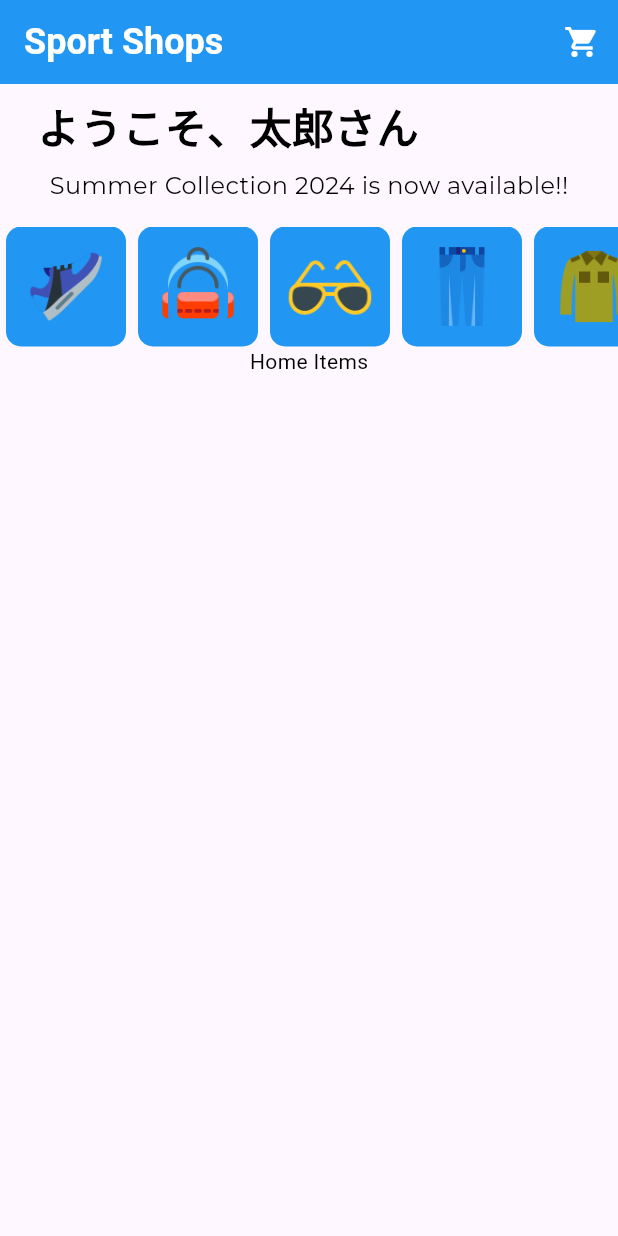
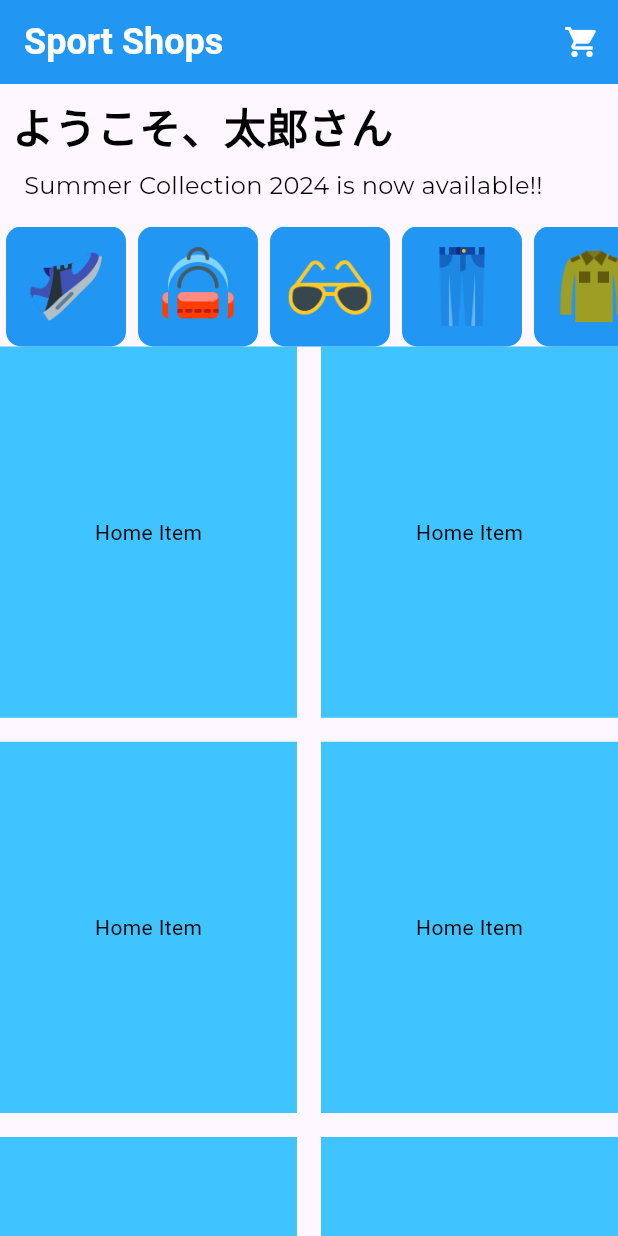
Before and after one commit to yukimiyake0607/ecshop_riverpod, a Flutter app: the screen it shows after launch, on a phone screen of 412 x 824 dp. Run offline on Flutter 3.47's test engine with Material 3 defaults, Android fonts, the phone set to English and light mode, and no system bars; our stand-ins replace google_fonts.

Commit message:
add: home_screenにSliverを追加
refs home_item_categoriesとitemsが両方スクロールできるようにするため

```diff
--- a/lib/screens/home_screen/home_header.dart
+++ b/lib/screens/home_screen/home_header.dart
@@ -6,7 +6,8 @@ class HomeHeader extends StatelessWidget {
 
   @override
   Widget build(BuildContext context) {
-    return Padding(
+    return SliverToBoxAdapter(
+      child: Padding(
         padding: const EdgeInsets.all(8.0),
         child: Column(
           crossAxisAlignment: CrossAxisAlignment.start,
@@ -29,6 +30,7 @@ class HomeHeader extends StatelessWidget {
             ),
           ],
         ),
+      ),
     );
   }
 }
--- a/lib/screens/home_screen/home_item_categories.dart
+++ b/lib/screens/home_screen/home_item_categories.dart
@@ -14,7 +14,8 @@ class HomeItemCategories extends StatelessWidget {
 
   @override
   Widget build(BuildContext context) {
-    return Container(
+    return SliverToBoxAdapter(
+      child: Container(
         height: 80,
         child: ListView(
           scrollDirection: Axis.horizontal,
@@ -41,6 +42,7 @@ class HomeItemCategories extends StatelessWidget {
               )
               .toList(),
         ),
+      ),
     );
   }
 }
--- a/lib/screens/home_screen/home_screen.dart
+++ b/lib/screens/home_screen/home_screen.dart
@@ -18,8 +18,8 @@ class HomeScreen extends StatelessWidget {
           ),
         ],
       ),
-      body: Column(
-        children: [
+      body: const CustomScrollView(
+        slivers: [
           HomeHeader(),
           HomeItemCategories(),
           HomeItems(),
```
Also changed, not shown: lib/screens/home_screen/home_items.dart (+18 -1 lines). Lines whose indentation alone changed are shown as unchanged.
